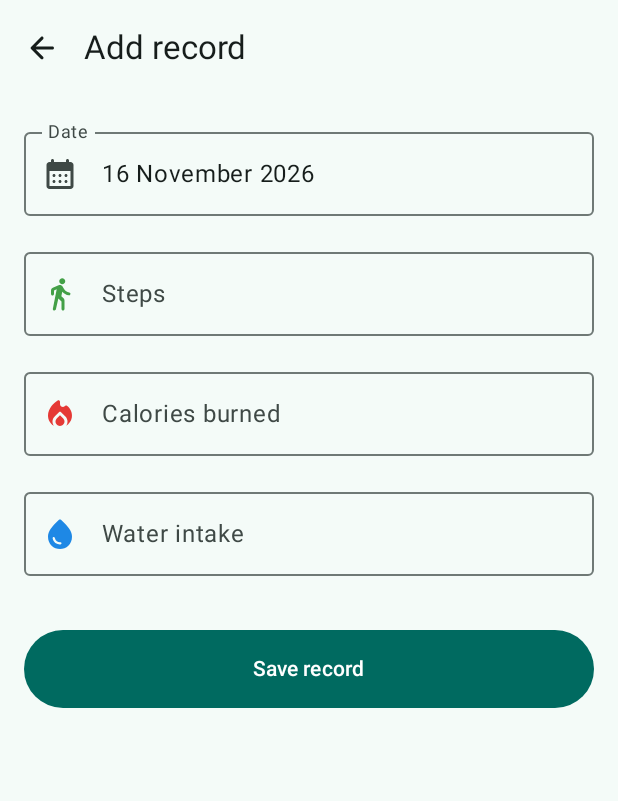
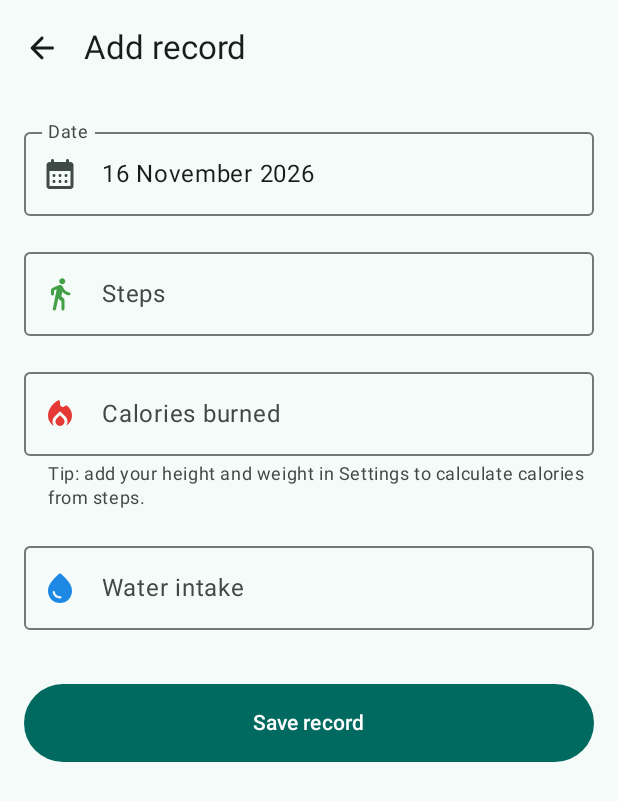
Before and after one commit to muwafaqDAVcreator/healthmate, an Android app built with Jetpack Compose: the composable RecordFormScreen shown on its own in the app's theme, on a phone screen of 412 x 824 dp. Shown: the top 801 px of the screen. Run offline under Robolectric (Android 15) with nearby library versions, the phone set to English and light mode, and no system bars; 3 statements that could not run were skipped.

Commit message:
Calculate calories from steps on the add/edit form

```diff
--- a/app/src/main/java/com/healthmate/app/features/records/form/RecordFormScreen.kt
+++ b/app/src/main/java/com/healthmate/app/features/records/form/RecordFormScreen.kt
@@ -11,11 +11,13 @@ import androidx.compose.foundation.layout.height
 import androidx.compose.foundation.layout.imePadding
 import androidx.compose.foundation.layout.padding
 import androidx.compose.foundation.layout.size
+import androidx.compose.foundation.layout.width
 import androidx.compose.foundation.rememberScrollState
 import androidx.compose.foundation.text.KeyboardOptions
 import androidx.compose.foundation.verticalScroll
 import androidx.compose.material.icons.Icons
 import androidx.compose.material.icons.automirrored.rounded.ArrowBack
+import androidx.compose.material.icons.rounded.Calculate
 import androidx.compose.material.icons.rounded.CalendarMonth
 import androidx.compose.material.icons.rounded.Delete
 import androidx.compose.material3.AlertDialog
@@ -25,6 +27,7 @@ import androidx.compose.material3.CircularProgressIndicator
 import androidx.compose.material3.DatePicker
 import androidx.compose.material3.DatePickerDialog
 import androidx.compose.material3.ExperimentalMaterial3Api
+import androidx.compose.material3.FilledTonalButton
 import androidx.compose.material3.Icon
 import androidx.compose.material3.IconButton
 import androidx.compose.material3.MaterialTheme
@@ -122,12 +125,19 @@ fun RecordFormScreen(
                 error = state.stepsError,
                 onValueChange = viewModel::onStepsChange,
             )
+            Column {
                 NumberField(
                     metric = HealthMetric.CALORIES,
                     value = state.calories,
                     error = state.caloriesError,
+                    helper = state.calorieHint,
                     onValueChange = viewModel::onCaloriesChange,
                 )
+                CalculateCaloriesRow(
+                    enabled = state.canCalculateCalories,
+                    onClick = viewModel::calculateCalories,
+                )
+            }
             NumberField(
                 metric = HealthMetric.WATER,
                 value = state.water,
@@ -217,6 +227,7 @@ private fun NumberField(
     error: String?,
     onValueChange: (String) -> Unit,
     imeAction: ImeAction = ImeAction.Next,
+    helper: String? = null,
 ) {
     OutlinedTextField(
         value = value,
@@ -225,13 +236,38 @@ private fun NumberField(
         leadingIcon = { Icon(metric.icon, contentDescription = null, tint = metric.color) },
         suffix = { Text(metric.unit) },
         isError = error != null,
-        supportingText = error?.let { { Text(it) } },
+        supportingText = (error ?: helper)?.let { { Text(it) } },
         singleLine = true,
         keyboardOptions = KeyboardOptions(keyboardType = KeyboardType.Number, imeAction = imeAction),
         modifier = Modifier
             .fillMaxWidth()
             .testTag("field_${metric.name.lowercase()}"),
     )
+}
+
+/**
+ * "Calculate from steps" button under the calories field. When height and
+ * weight are missing it explains where to add them instead.
+ */
+@Composable
+private fun CalculateCaloriesRow(enabled: Boolean, onClick: () -> Unit) {
+    if (enabled) {
+        FilledTonalButton(
+            onClick = onClick,
+            modifier = Modifier.testTag("calculate_calories"),
+        ) {
+            Icon(Icons.Rounded.Calculate, contentDescription = null, modifier = Modifier.size(18.dp))
+            Spacer(Modifier.width(8.dp))
+            Text("Calculate from steps")
+        }
+    } else {
+        Text(
+            "Tip: add your height and weight in Settings to calculate calories from steps.",
+            style = MaterialTheme.typography.bodySmall,
+            color = MaterialTheme.colorScheme.onSurfaceVariant,
+            modifier = Modifier.padding(start = 16.dp, top = 4.dp),
+        )
+    }
 }
 
 @OptIn(ExperimentalMaterial3Api::class)
--- a/app/src/main/java/com/healthmate/app/features/records/form/RecordFormViewModel.kt
+++ b/app/src/main/java/com/healthmate/app/features/records/form/RecordFormViewModel.kt
@@ -5,6 +5,8 @@ import androidx.lifecycle.SavedStateHandle
 import androidx.lifecycle.ViewModel
 import androidx.lifecycle.viewModelScope
 import com.healthmate.app.core.constants.InputLimits
+import com.healthmate.app.core.settings.SettingsRepository
+import com.healthmate.app.core.utils.CalorieCalculator
 import com.healthmate.app.core.utils.RecordValidators
 import com.healthmate.app.features.records.data.HealthRecord
 import com.healthmate.app.features.records.data.HealthRecordRepository
@@ -15,6 +17,7 @@ import kotlinx.coroutines.flow.asStateFlow
 import kotlinx.coroutines.flow.update
 import kotlinx.coroutines.launch
 import java.time.LocalDate
+import java.util.Locale
 
 /** What happened when the form closed, so the app can show the right message. */
 enum class FormResult(val message: String) {
@@ -38,6 +41,10 @@ data class RecordFormUiState(
     val formError: String? = null,
     val isSaving: Boolean = false,
     val result: FormResult? = null,
+    /** True when height and weight are set in Settings, so calories can be calculated. */
+    val canCalculateCalories: Boolean = false,
+    /** Explains the last calculated calorie value, e.g. "≈ 5.7 km walked at 70 kg". */
+    val calorieHint: String? = null,
 )
 
 /**
@@ -46,6 +53,7 @@ data class RecordFormUiState(
  */
 class RecordFormViewModel(
     private val repository: HealthRecordRepository,
+    private val settingsRepository: SettingsRepository,
     savedStateHandle: SavedStateHandle,
     private val clock: () -> LocalDate = { LocalDate.now() },
 ) : ViewModel() {
@@ -53,7 +61,12 @@ class RecordFormViewModel(
     private val recordId: Long = savedStateHandle.get<Long>(ARG_RECORD_ID) ?: NO_ID
 
     private val _uiState = MutableStateFlow(
-        RecordFormUiState(isEditMode = recordId != NO_ID, isLoading = recordId != NO_ID, date = clock()),
+        RecordFormUiState(
+            isEditMode = recordId != NO_ID,
+            isLoading = recordId != NO_ID,
+            date = clock(),
+            canCalculateCalories = settingsRepository.settings.value.hasBodyMeasurements,
+        ),
     )
     val uiState: StateFlow<RecordFormUiState> = _uiState.asStateFlow()
 
@@ -86,9 +99,36 @@ class RecordFormViewModel(
     fun onDateChange(date: LocalDate) = edit { it.copy(date = date) }
 
     // Only digits are kept, so letters, signs and decimals can't be typed.
-    fun onStepsChange(input: String) = edit { it.copy(steps = digitsOnly(input)) }
-    fun onCaloriesChange(input: String) = edit { it.copy(calories = digitsOnly(input)) }
+    fun onStepsChange(input: String) = edit { it.copy(steps = digitsOnly(input), calorieHint = null) }
+    fun onCaloriesChange(input: String) = edit { it.copy(calories = digitsOnly(input), calorieHint = null) }
     fun onWaterChange(input: String) = edit { it.copy(water = digitsOnly(input)) }
+
+    /**
+     * Fills the calories field from the steps typed in, using the height and
+     * weight saved in Settings (see [CalorieCalculator] for the formula).
+     */
+    fun calculateCalories() {
+        val settings = settingsRepository.settings.value
+        val height = settings.heightCm
+        val weight = settings.weightKg
+        if (height == null || weight == null) {
+            _uiState.update { it.copy(formError = "Add your height and weight in Settings first") }
+            return
+        }
+        val steps = _uiState.value.steps.toIntOrNull()
+        if (steps == null || steps == 0) {
+            _uiState.update { it.copy(stepsError = "Enter your steps first to calculate calories") }
+            return
+        }
+        val kcal = CalorieCalculator.caloriesFromSteps(steps, height, weight)
+        val km = CalorieCalculator.distanceKm(steps, height)
+        edit {
+            it.copy(
+                calories = kcal.toString(),
+                calorieHint = "Estimated: ${String.format(Locale.UK, "%.1f", km)} km walked at $weight kg",
+            )
+        }
+    }
 
     fun save() {
         showErrors = true
```
Lines whose indentation alone changed are shown as unchanged.
